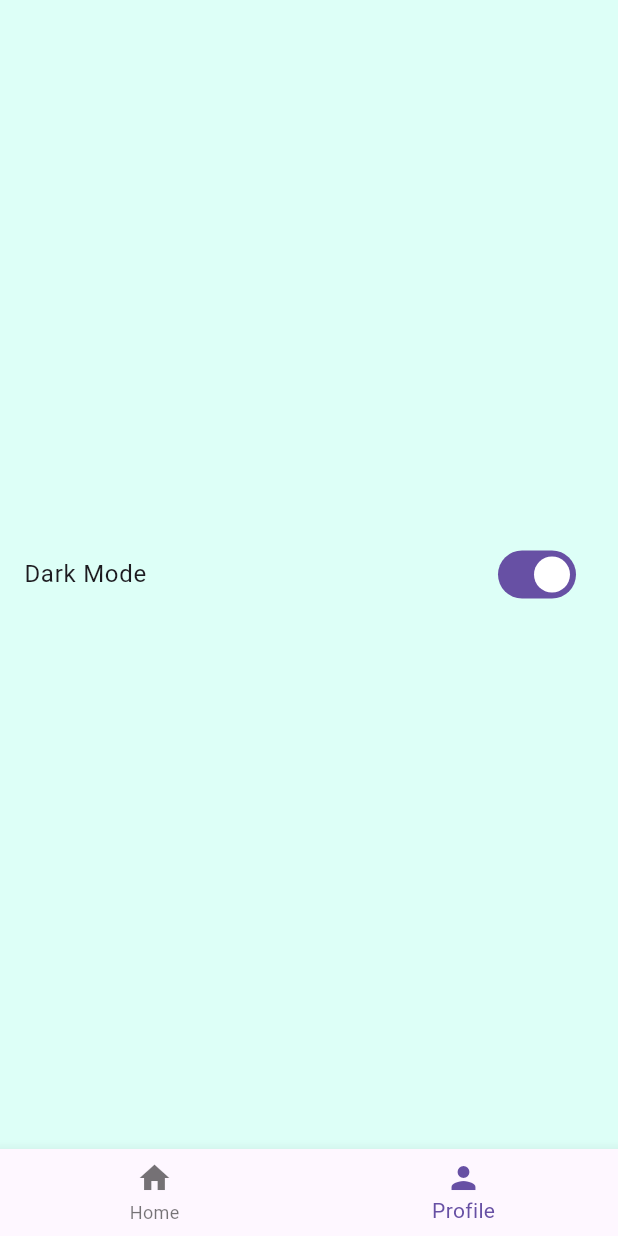
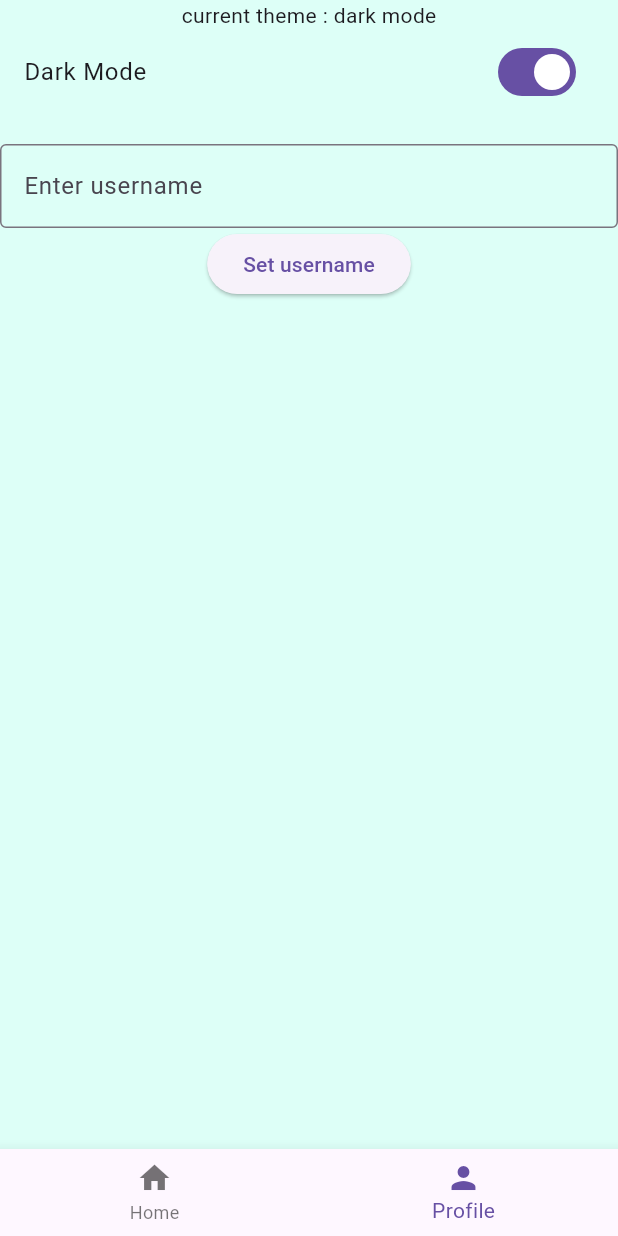
Before and after one commit to khairil-hisham/flutter_tutorial, a Flutter app: the screen it shows after launch, item 2 of the bottom bar chosen, after a tap on "Dark Mode", on a phone screen of 412 x 824 dp. Run offline on Flutter 3.47's test engine with Material 3 defaults, Android fonts, the phone set to English and light mode, and no system bars; network calls fail.

Commit message:
add state manager with username and darkmode states, add set username feature in profile

```diff
--- /dev/null
+++ b/lib/app_state.dart
@@ -0,0 +1,19 @@
+import 'package:flutter/foundation.dart';
+
+class AppState extends ChangeNotifier {
+  String _username = '';
+  bool _darkMode = false;
+
+  String get username => _username;
+  bool get darkMode => _darkMode;
+
+  void setUsername(String name){
+    _username = name;
+    notifyListeners();
+  }
+
+  void setDarkMode(bool state){
+    _darkMode = state;
+    notifyListeners();
+  }
+}
--- a/lib/globals.dart
+++ b/lib/globals.dart
@@ -1,4 +1 @@
 library flutter_tutorial.globals;
-
-String currentUser = 'Khairil';
-bool darkMode = false;
--- a/lib/main.dart
+++ b/lib/main.dart
@@ -1,9 +1,11 @@
 import 'package:flutter/material.dart';
 import 'package:flutter/services.dart';
 import 'package:http/http.dart' as http;
+import 'package:provider/provider.dart';
 
 import 'package:flutter_tutorial/globals.dart' as globals;
 import 'package:flutter_tutorial/about_page.dart';
+import 'package:flutter_tutorial/app_state.dart';
 
 void main() async {
   try{
@@ -12,7 +14,12 @@ void main() async {
   }catch(e){
     print("error connecting to .net backend");
   }
-  runApp(const MyApp());
+  runApp(
+    ChangeNotifierProvider(
+      create: (_) => AppState(),
+      child: const MyApp()
+    ),
+  );
 
 }
 
@@ -86,7 +93,7 @@ class _HomePageState extends State<HomePage> {
               return Column(
                 children: [
                   Image.asset('assets/images/flutter-logo.png'),
-                  Text('Hello, ${globals.currentUser}'),
+                  Text('Hello, ${context.watch<AppState>().username}'),
                   const SizedBox(height: 20),
                   ElevatedButton(
                     onPressed: () {
@@ -117,14 +124,42 @@ class ProfilePage extends StatefulWidget {
 
 class _ProfilePageState extends State<ProfilePage> {
 
+  final nameController = TextEditingController();
+
+  @override
+  void dispose() {
+    // Clean up the controller when the widget is disposed.
+    nameController.dispose();
+    super.dispose();
+  }
+
   @override
   Widget build(BuildContext context) {
+
     return Center(
-      child: SwitchListTile(
-        title: const Text('Dark Mode'),
-        value: globals.darkMode,
-        onChanged: (value) => setState(() => globals.darkMode = value),
-      ),
+      child:Column(
+        children: [
+          Text('current theme : ${context.watch<AppState>().darkMode ? 'dark mode' : 'light mode'}'),
+          SwitchListTile(
+          title: const Text('Dark Mode'),
+          value: context.watch<AppState>().darkMode,
+          onChanged: (value) => setState(() => context.read<AppState>().setDarkMode(value)),
+          ),
+          const SizedBox(height: 20),
+          TextField(
+            decoration: InputDecoration(
+              border: OutlineInputBorder(),
+              hintText: 'Enter username',
+            ),
+            controller: nameController,
+          ),
+          ElevatedButton(
+            onPressed: (){
+              context.read<AppState>().setUsername(nameController.text);
+            },
+            child: Text('Set username')
+          )
+      ])
     );
   }
 }
--- a/pubspec.yaml
+++ b/pubspec.yaml
@@ -37,6 +37,7 @@ dependencies:
   # The following adds the Cupertino Icons font to your application.
   # Use with the CupertinoIcons class for iOS style icons.
   cupertino_icons: ^1.0.8
+  provider: ^6.1.5+1
 
 dev_dependencies:
   flutter_test:
```
Also changed, not shown: pubspec.lock.
